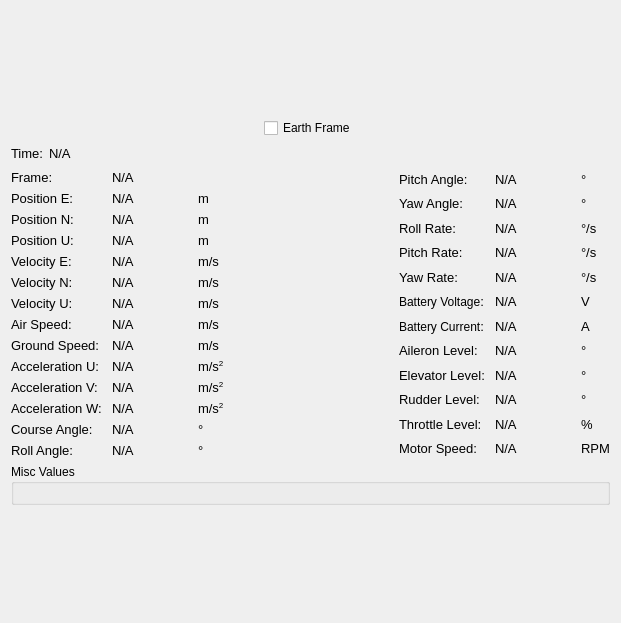
Above: src/SensorData/WidgetSensorData.ui from theilem/uavGS before the change. Below: the same form after it.
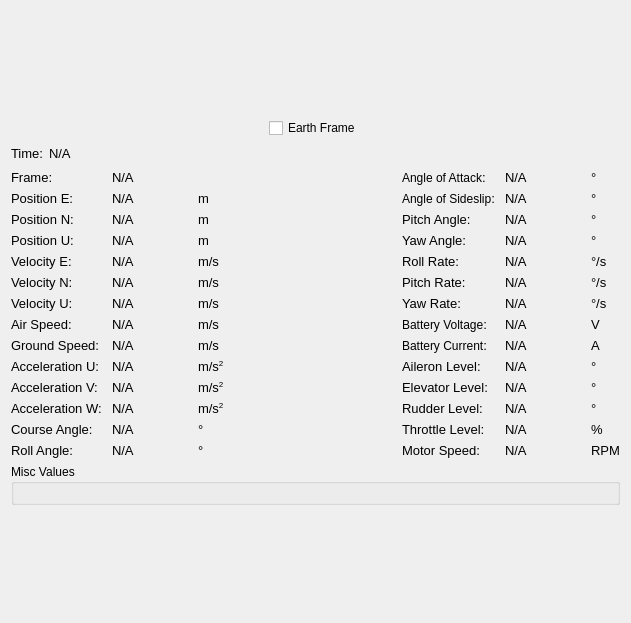
That is the form after the change.

Commit message: Adding angle of attack and angle of sideslip

```diff
--- a/src/SensorData/WidgetSensorData.ui
+++ b/src/SensorData/WidgetSensorData.ui
@@ -6,7 +6,7 @@
    <rect>
     <x>0</x>
     <y>0</y>
-    <width>621</width>
+    <width>631</width>
     <height>623</height>
    </rect>
   </property>
@@ -1005,6 +1005,20 @@
         <layout class="QHBoxLayout" name="horizontalLayout_3">
          <item>
           <layout class="QVBoxLayout" name="verticalLayout_5">
+           <item>
+            <widget class="QLabel" name="aoaLabel">
+             <property name="text">
+              <string>&lt;html&gt;&lt;head/&gt;&lt;body&gt;&lt;p&gt;&lt;span style=&quot; font-size:9pt;&quot;&gt;Angle of Attack&lt;/span&gt;&lt;span style=&quot; font-size:10pt;&quot;&gt;: &lt;/span&gt;&lt;/p&gt;&lt;/body&gt;&lt;/html&gt;</string>
+             </property>
+            </widget>
+           </item>
+           <item>
+            <widget class="QLabel" name="aosLabel">
+             <property name="text">
+              <string>&lt;html&gt;&lt;head/&gt;&lt;body&gt;&lt;p&gt;&lt;span style=&quot; font-size:9pt;&quot;&gt;Angle of Sideslip&lt;/span&gt;&lt;span style=&quot; font-size:10pt;&quot;&gt;: &lt;/span&gt;&lt;/p&gt;&lt;/body&gt;&lt;/html&gt;</string>
+             </property>
+            </widget>
+           </item>
            <item>
             <widget class="QLabel" name="pitchLabel">
              <property name="font">
@@ -1189,6 +1203,30 @@
          </item>
          <item>
           <layout class="QVBoxLayout" name="verticalLayout_6">
+           <item>
+            <widget class="QLabel" name="aoaValue">
+             <property name="font">
+              <font>
+               <pointsize>7</pointsize>
+              </font>
+             </property>
+             <property name="text">
+              <string>&lt;html&gt;&lt;head/&gt;&lt;body&gt;&lt;p&gt;&lt;span style=&quot; font-size:10pt;&quot;&gt;N/A&lt;/span&gt;&lt;/p&gt;&lt;/body&gt;&lt;/html&gt;</string>
+             </property>
+            </widget>
+           </item>
+           <item>
+            <widget class="QLabel" name="aosValue">
+             <property name="font">
+              <font>
+               <pointsize>7</pointsize>
+              </font>
+             </property>
+             <property name="text">
+              <string>&lt;html&gt;&lt;head/&gt;&lt;body&gt;&lt;p&gt;&lt;span style=&quot; font-size:10pt;&quot;&gt;N/A&lt;/span&gt;&lt;/p&gt;&lt;/body&gt;&lt;/html&gt;</string>
+             </property>
+            </widget>
+           </item>
            <item>
             <widget class="QLabel" name="pitchValue">
              <property name="sizePolicy">
@@ -1625,6 +1663,20 @@
          </item>
          <item>
           <layout class="QVBoxLayout" name="verticalLayout_7">
+           <item>
+            <widget class="QLabel" name="aosUnitLabel">
+             <property name="text">
+              <string>&lt;html&gt;&lt;head/&gt;&lt;body&gt;&lt;p&gt;&lt;span style=&quot; font-size:10pt;&quot;&gt;°&lt;/span&gt;&lt;/p&gt;&lt;/body&gt;&lt;/html&gt;</string>
+             </property>
+            </widget>
+           </item>
+           <item>
+            <widget class="QLabel" name="aoaUnitLabel">
+             <property name="text">
+              <string>&lt;html&gt;&lt;head/&gt;&lt;body&gt;&lt;p&gt;&lt;span style=&quot; font-size:10pt;&quot;&gt;°&lt;/span&gt;&lt;/p&gt;&lt;/body&gt;&lt;/html&gt;</string>
+             </property>
+            </widget>
+           </item>
            <item>
             <widget class="QLabel" name="pitchUnitLabel">
              <property name="font">
```
The commit also changes 1 other file.
